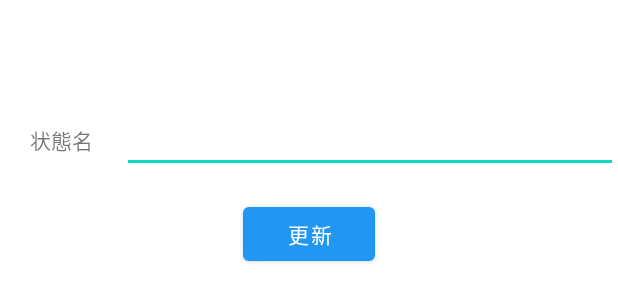
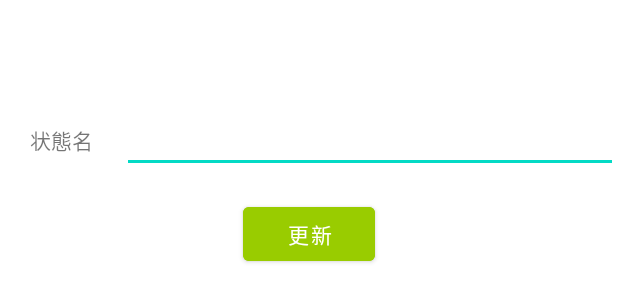
Before and after one commit to kobayashi0211/FixturesManage, an Android app: the layout edit_status_fragment.xml on its own in the app's theme, with its tools: preview values and no code run, on a phone screen of 412 x 824 dp. Shown: the top 302 px of the screen. Run offline under Robolectric (Android 15) with nearby library versions, the phone set to English and light mode, and no system bars.

Commit message:
レイアウト：各マスタ編集画面ボタンレイアウト変更

```diff
--- a/app/src/main/res/layout/edit_fixture_fragment.xml
+++ b/app/src/main/res/layout/edit_fixture_fragment.xml
@@ -151,7 +151,8 @@
                 android:layout_width="wrap_content"
                 android:layout_height="wrap_content"
                 android:layout_gravity="center"
-                android:text="@string/create" />
+                android:text="@string/update"
+                android:backgroundTint="@android:color/holo_green_light"/>
 
         </LinearLayout>
 
--- a/app/src/main/res/layout/edit_status_fragment.xml
+++ b/app/src/main/res/layout/edit_status_fragment.xml
@@ -49,7 +49,8 @@
                 android:layout_width="wrap_content"
                 android:layout_height="wrap_content"
                 android:layout_gravity="center"
-                android:text="@string/update" />
+                android:text="@string/update"
+                android:backgroundTint="@android:color/holo_green_light"/>
 
         </LinearLayout>
 
--- a/app/src/main/res/layout/edit_type_fragment.xml
+++ b/app/src/main/res/layout/edit_type_fragment.xml
@@ -49,7 +49,8 @@
                 android:layout_width="wrap_content"
                 android:layout_height="wrap_content"
                 android:layout_gravity="center"
-                android:text="@string/update" />
+                android:text="@string/update"
+                android:backgroundTint="@android:color/holo_green_light"/>
 
         </LinearLayout>
 
--- a/app/src/main/res/layout/edit_unit_fragment.xml
+++ b/app/src/main/res/layout/edit_unit_fragment.xml
@@ -50,7 +50,8 @@
                 android:layout_width="wrap_content"
                 android:layout_height="wrap_content"
                 android:layout_gravity="center"
-                android:text="@string/update" />
+                android:text="@string/update"
+                android:backgroundTint="@android:color/holo_green_light"/>
 
         </LinearLayout>
 
```
